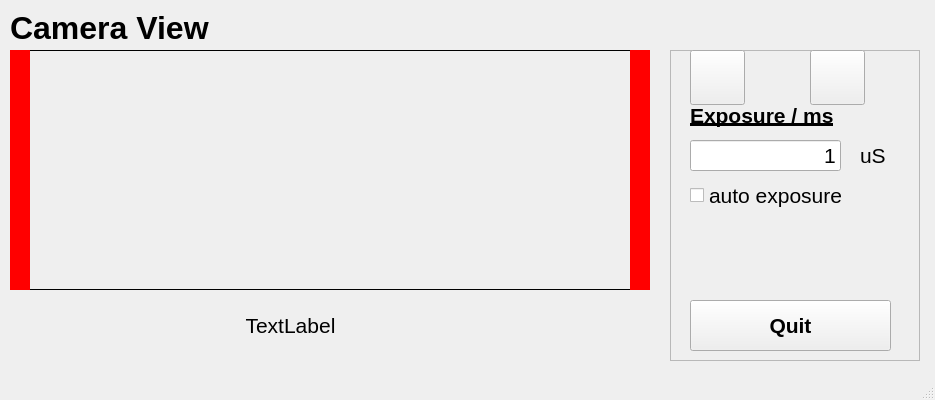
Old version of the form TOF_Imager.ui in the repository saikinsklims/TOFCam.
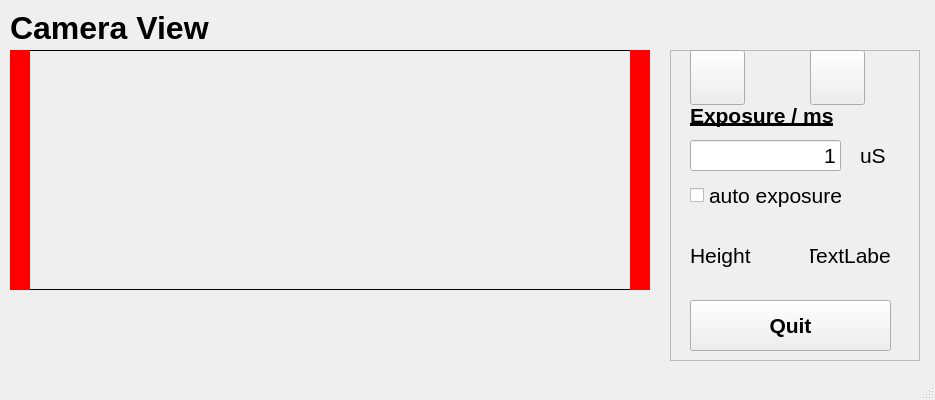
New version of the form.

Commit message: correct height indicator added

```diff
--- a/TOF_Imager.ui
+++ b/TOF_Imager.ui
@@ -251,6 +251,48 @@
       <string/>
      </property>
     </widget>
+    <widget class="QLabel" name="height_label">
+     <property name="geometry">
+      <rect>
+       <x>140</x>
+       <y>180</y>
+       <width>81</width>
+       <height>51</height>
+      </rect>
+     </property>
+     <property name="font">
+      <font>
+       <pointsize>16</pointsize>
+      </font>
+     </property>
+     <property name="text">
+      <string>TextLabel</string>
+     </property>
+     <property name="alignment">
+      <set>Qt::AlignCenter</set>
+     </property>
+    </widget>
+    <widget class="QLabel" name="height_label_2">
+     <property name="geometry">
+      <rect>
+       <x>20</x>
+       <y>180</y>
+       <width>101</width>
+       <height>51</height>
+      </rect>
+     </property>
+     <property name="font">
+      <font>
+       <pointsize>16</pointsize>
+      </font>
+     </property>
+     <property name="text">
+      <string>Height</string>
+     </property>
+     <property name="alignment">
+      <set>Qt::AlignLeading|Qt::AlignLeft|Qt::AlignVCenter</set>
+     </property>
+    </widget>
    </widget>
    <widget class="QLabel" name="label">
     <property name="geometry">
@@ -325,27 +367,6 @@
      <enum>Qt::Vertical</enum>
     </property>
    </widget>
-   <widget class="QLabel" name="height_label">
-    <property name="geometry">
-     <rect>
-      <x>200</x>
-      <y>300</y>
-      <width>181</width>
-      <height>51</height>
-     </rect>
-    </property>
-    <property name="font">
-     <font>
-      <pointsize>16</pointsize>
-     </font>
-    </property>
-    <property name="text">
-     <string>TextLabel</string>
-    </property>
-    <property name="alignment">
-     <set>Qt::AlignCenter</set>
-    </property>
-   </widget>
   </widget>
   <widget class="QStatusBar" name="statusbar"/>
  </widget>
```
The commit also changes 1 other file.
